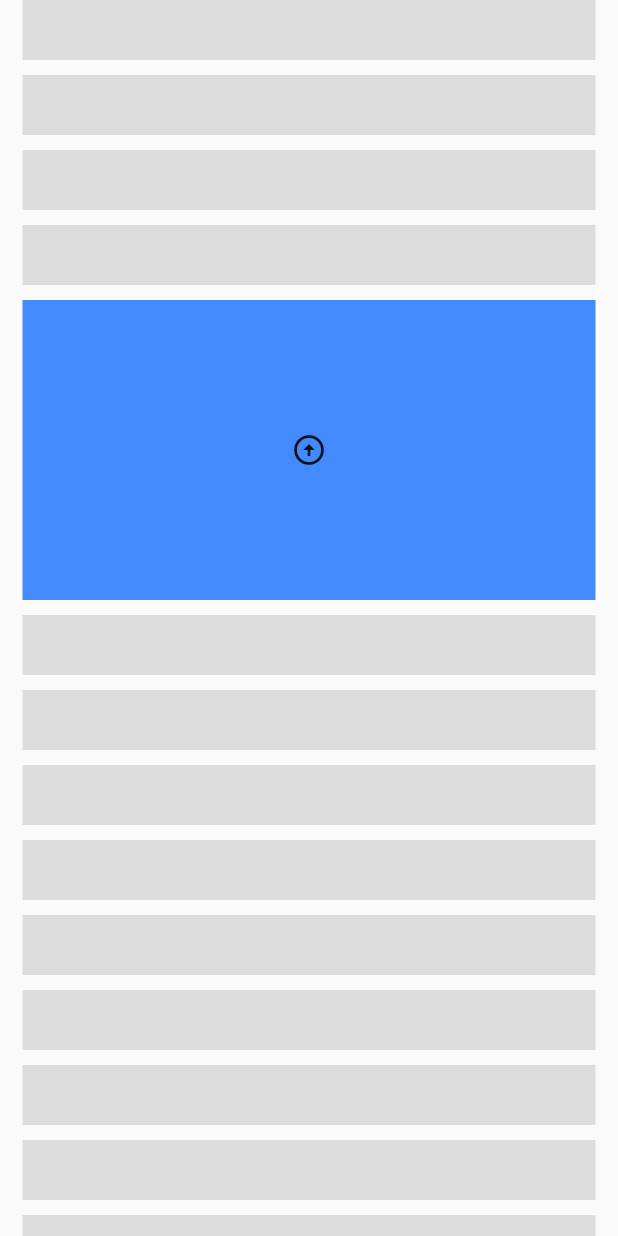
After one commit to Tecode/flutter_widget, a Flutter app: the screen it shows after launch, after a tap on "折叠列表", on a phone screen of 412 x 824 dp. The commit adds this screen. Run offline on Flutter 3.47's test engine with Material 2 defaults, Android fonts, the phone set to English and light mode, and no system bars; our stand-ins replace audioplayers, flare_flutter, flutter_sticky_header, video_player.

Commit message:
折叠列表

```diff
--- a/lib/flutterApp.dart
+++ b/lib/flutterApp.dart
@@ -13,6 +13,7 @@ import 'package:flutter_widget/routers/PlatformChannel.dart';
 import 'package:flutter_widget/routers/Animationted.dart';
 import 'package:flutter_widget/routers/VideoPictureInPicture.dart';
 import 'package:flutter_widget/routers/carousel_zoom.dart';
+import 'package:flutter_widget/routers/fold_list.dart';
 
 class FlutterApp extends StatelessWidget {
   @override
@@ -190,6 +191,17 @@ class FlutterApp extends StatelessWidget {
                         builder: (context) => VideoPictureInPicture()));
               },
             ),
+            ListTile(
+              title: Text("折叠列表"),
+              trailing: Icon(
+                Icons.keyboard_arrow_right,
+                color: Colors.black,
+              ),
+              onTap: () {
+                Navigator.push(context,
+                    MaterialPageRoute(builder: (context) => FoldList()));
+              },
+            ),
           ],
         ),
       ),
--- /dev/null
+++ b/lib/routers/fold_list.dart
@@ -0,0 +1,53 @@
+import 'package:flutter/material.dart';
+
+class FoldList extends StatefulWidget {
+  @override
+  _FoldListState createState() => _FoldListState();
+}
+
+class _FoldListState extends State<FoldList> {
+  double _height = 200;
+  @override
+  Widget build(BuildContext context) {
+    return Scaffold(
+      body: SafeArea(
+        child: NotificationListener(
+          onNotification: (ScrollNotification notification) {
+            ScrollMetrics metrics = notification.metrics;
+            return true;
+          },
+          child: ListView.builder(
+            itemCount: 15,
+            itemBuilder: (BuildContext context, int index) {
+              if (index == 4) {
+                return AnimatedContainer(
+                  duration: Duration(milliseconds: 200),
+                  curve: Curves.easeInOutCirc,
+                  margin: EdgeInsets.symmetric(horizontal: 15.0).copyWith(
+                    bottom: 10.0,
+                  ),
+                  decoration: BoxDecoration(color: Colors.blueAccent),
+                  height: _height,
+                  child: IconButton(
+                    onPressed: () => this
+                        .setState(() => _height = _height == 200 ? 40 : 200),
+                    icon: Icon(_height == 200
+                        ? Icons.arrow_circle_up_outlined
+                        : Icons.arrow_circle_down_rounded),
+                  ),
+                );
+              }
+              return Container(
+                margin: EdgeInsets.symmetric(horizontal: 15.0).copyWith(
+                  bottom: 10.0,
+                ),
+                decoration: BoxDecoration(color: Colors.black12),
+                height: 40.0,
+              );
+            },
+          ),
+        ),
+      ),
+    );
+  }
+}
```
Also changed, not shown: 4 other files.
